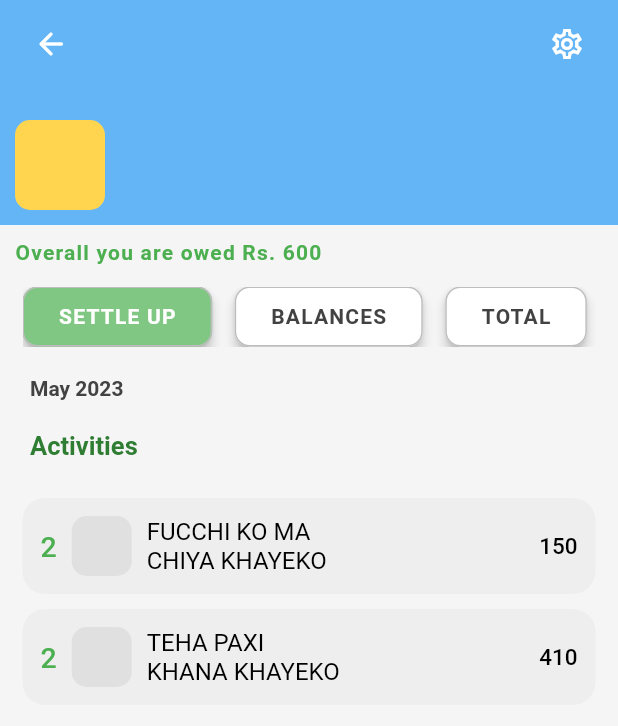
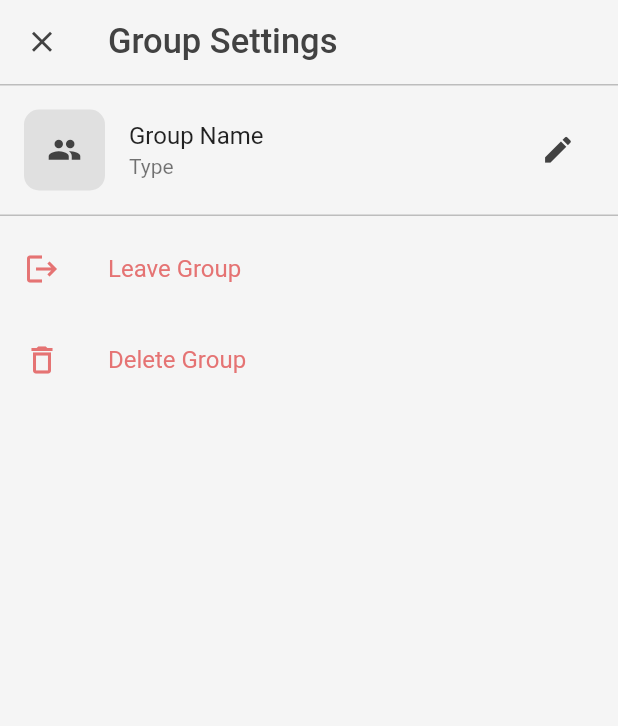
Before and after one commit to itkum101/splitMoney, a Flutter app: the GroupDetail screen opened by its route, after a tap on the "settings" icon, on a phone screen of 412 x 824 dp. Shown: the top 726 px of the screen. Run offline on Flutter 3.47's test engine with Material 2 defaults, Android fonts, the phone set to English and light mode, and no system bars; our stand-ins replace contacts_service, image_cropper, image_picker, permission_handler.

Commit message:
some_additions

```diff
--- a/lib/data/activity_data.dart
+++ b/lib/data/activity_data.dart
@@ -2,12 +2,12 @@ import '../models/activity_model.dart';
 
 List<ActivityList> activitiesDone = [
   ActivityList(
-      description: "FUCCHI KO MA CHIYA KHAYEKO ",
+      description: "Fuchhi ko ma chiya khayeko ",
       netAmount: 150,
       date: "MAY 2"),
   ActivityList(
     netAmount: 410,
-    description: "TEHA PAXI KHANA KHAYEKO",
+    description: "Aunty ko ma khana khayeko",
     date: "JAN 1",
   ),
 ];
--- a/lib/routes/Groups/group_detail.dart
+++ b/lib/routes/Groups/group_detail.dart
@@ -1,6 +1,7 @@
 import 'package:flutter/material.dart';
 import 'package:splitmoney/routes/Groups/group_activities.dart';
 import 'package:splitmoney/routes/Groups/group_detail_tab_item.dart';
+import 'package:splitmoney/routes/Groups/group_settings_page.dart';
 import 'package:splitmoney/utils/icon_button_sample.dart';
 import 'package:splitmoney/utils/mini_heading_text.dart';
 import 'package:splitmoney/utils/profile.dart';
@@ -23,7 +24,11 @@ class _GroupDetailState extends State<GroupDetail> {
           body: Column(
             crossAxisAlignment: CrossAxisAlignment.start,
             children: [
-              const Profile(),
+              Profile(onPressed: () {
+                Navigator.push(context, MaterialPageRoute(builder: ((context) {
+                  return const GroupSettingsPage();
+                })));
+              }),
               const SizedBox(height: 10),
               const Padding(
                 padding: EdgeInsets.only(left: 10),
@@ -62,7 +67,7 @@ class _GroupDetailState extends State<GroupDetail> {
                 ),
               ),
               const SizedBox(
-                height: 20,
+                height: 5,
               ),
               const GroupActivities()
             ],
--- /dev/null
+++ b/lib/routes/Groups/group_settings_page.dart
@@ -0,0 +1,69 @@
+import 'package:flutter/material.dart';
+import 'package:flutter/src/widgets/container.dart';
+import 'package:flutter/src/widgets/framework.dart';
+import 'package:splitmoney/utils/icon_button_sample.dart';
+import 'package:splitmoney/widgets/app_bar_sample.dart';
+import 'package:splitmoney/widgets/mini_container.dart';
+
+class GroupSettingsPage extends StatelessWidget {
+  const GroupSettingsPage({super.key});
+
+  @override
+  Widget build(BuildContext context) {
+    return SafeArea(
+      child: Scaffold(
+        backgroundColor: Colors.grey[100],
+        appBar: PreferredSize(
+          preferredSize: const Size.fromHeight(56),
+          child: AppBarSample(
+            title: "Group Settings",
+            leading: IconButtonSample(
+                onPressed: () {
+                  Navigator.pop(context);
+                },
+                icon: Icons.close),
+          ),
+        ),
+        body: Column(
+          children: [
+            Container(height: 1, color: Colors.grey[400]),
+            const SizedBox(height: 7),
+            ListTile(
+              leading: MiniContainer(
+                child: IconButtonSample(
+                  icon: Icons.group,
+                  onPressed: () {},
+                ),
+              ),
+              title: const Text("Group Name"),
+              subtitle: const Text("Type"),
+              trailing: IconButtonSample(onPressed: () {}, icon: Icons.edit),
+            ),
+            const SizedBox(height: 7),
+            Container(height: 1, color: Colors.grey[400]),
+            const SizedBox(height: 7),
+            ListTile(
+              onTap: () {},
+              iconColor: Colors.red[300],
+              textColor: Colors.red[300],
+              leading: const Icon(Icons.logout),
+              title: const Text(
+                "Leave Group",
+              ),
+            ),
+            const SizedBox(height: 5),
+            ListTile(
+              onTap: () {},
+              iconColor: Colors.red[300],
+              textColor: Colors.red[300],
+              leading: const Icon(Icons.delete_outlined),
+              title: const Text(
+                "Delete Group",
+              ),
+            )
+          ],
+        ),
+      ),
+    );
+  }
+}
--- a/lib/utils/profile.dart
+++ b/lib/utils/profile.dart
@@ -1,7 +1,8 @@
 import 'package:flutter/material.dart';
 
 class Profile extends StatelessWidget {
-  const Profile({super.key});
+  void Function()? onPressed;
+  Profile({super.key, this.onPressed});
 
   @override
   Widget build(BuildContext context) {
@@ -26,7 +27,7 @@ class Profile extends StatelessWidget {
               IconButton(
                   splashRadius: 20,
                   color: Colors.white,
-                  onPressed: () {},
+                  onPressed: onPressed,
                   icon: const Icon(Icons.settings_outlined))
             ],
           ),
```
